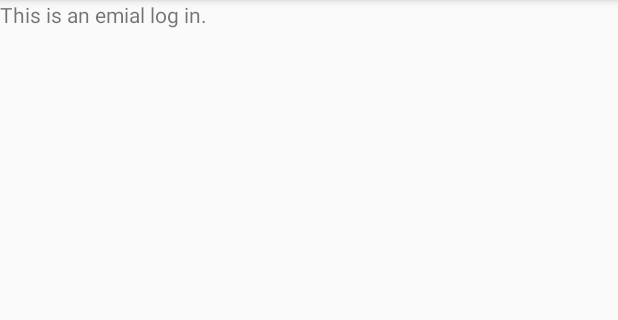
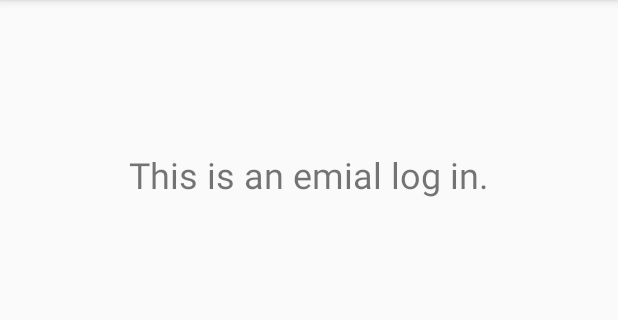
Before and after one commit to ingHectorVera/shareRecipes, an Android app: the EmailPasswordActivity screen opened directly, with no data from a screen before it, on a phone screen of 412 x 824 dp, the part 84-404 px from its top. Run offline under Robolectric (Android 15) with nearby library versions, the phone set to English and light mode, and no system bars; our stand-ins replace Firebase (no records; nobody signed in at launch, a user with empty details on screens opened directly).

Commit message:
LogIn working

```diff
--- /dev/null
+++ b/app/src/main/java/com/example/verahector/sharerecipes/app/Constants.java
@@ -0,0 +1,4 @@
+package com.example.verahector.sharerecipes.app;
+
+public class Constants {
+}
--- a/app/src/main/java/com/example/verahector/sharerecipes/logIn/EmailPasswordActivity.java
+++ b/app/src/main/java/com/example/verahector/sharerecipes/logIn/EmailPasswordActivity.java
@@ -21,13 +21,13 @@ public class EmailPasswordActivity extends AppCompatActivity {
     protected void onCreate(Bundle savedInstanceState) {
         super.onCreate(savedInstanceState);
         setContentView(R.layout.activity_email_password);
-        mAuth = FirebaseAuth.getInstance();
+        //mAuth = FirebaseAuth.getInstance();
     }
     @Override
     protected void onStart() {
         super.onStart();
-        FirebaseUser currentUser = mAuth.getCurrentUser();
-        updateUI(currentUser);
+        //FirebaseUser currentUser = mAuth.getCurrentUser();
+        //updateUI(currentUser);
     }
 
     private void updateUI(FirebaseUser currentUser) {
--- a/app/src/main/res/layout/activity_email_password.xml
+++ b/app/src/main/res/layout/activity_email_password.xml
@@ -9,6 +9,13 @@
     <TextView
         android:layout_width="wrap_content"
         android:layout_height="wrap_content"
-        android:text="This is an emial log in."/>
+        android:layout_marginStart="8dp"
+        android:layout_marginTop="100dp"
+        android:layout_marginEnd="8dp"
+        android:text="This is an emial log in."
+        android:textSize="24dp"
+        app:layout_constraintEnd_toEndOf="parent"
+        app:layout_constraintStart_toStartOf="parent"
+        app:layout_constraintTop_toTopOf="parent" />
 
 </android.support.constraint.ConstraintLayout>
```
Also changed, not shown: app/src/main/java/com/example/verahector/sharerecipes/app/NavigationUtils.java (added, +15 -0 lines), app/src/main/java/com/example/verahector/sharerecipes/logIn/LogInActivity.java (+12 -0 lines).
